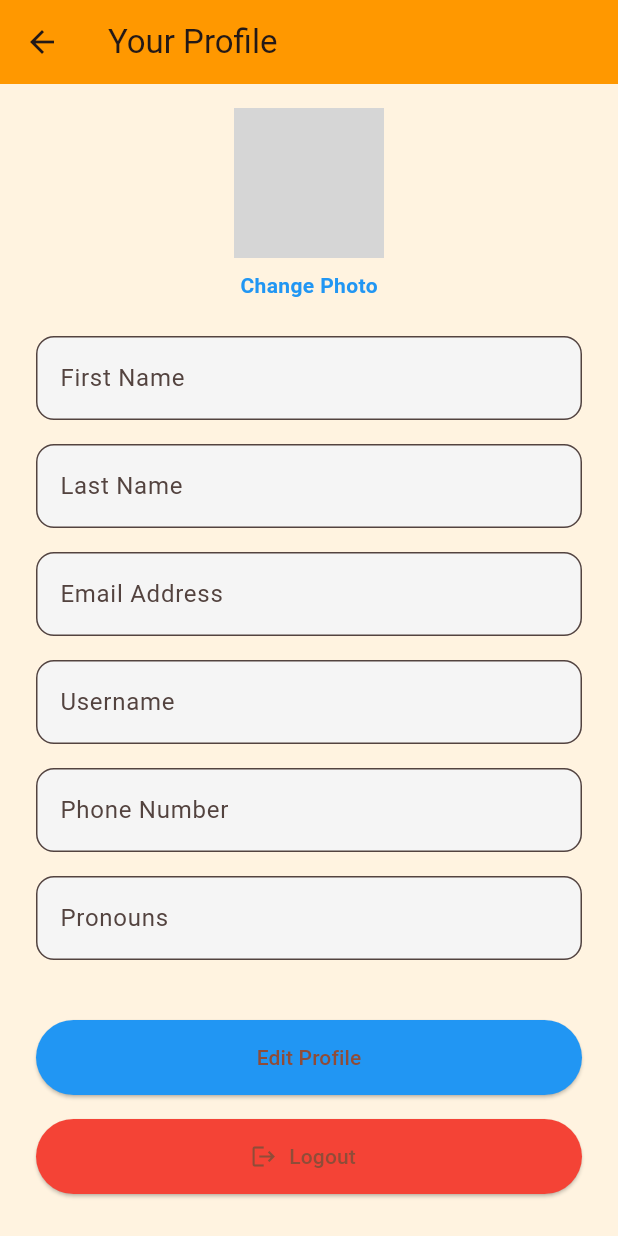
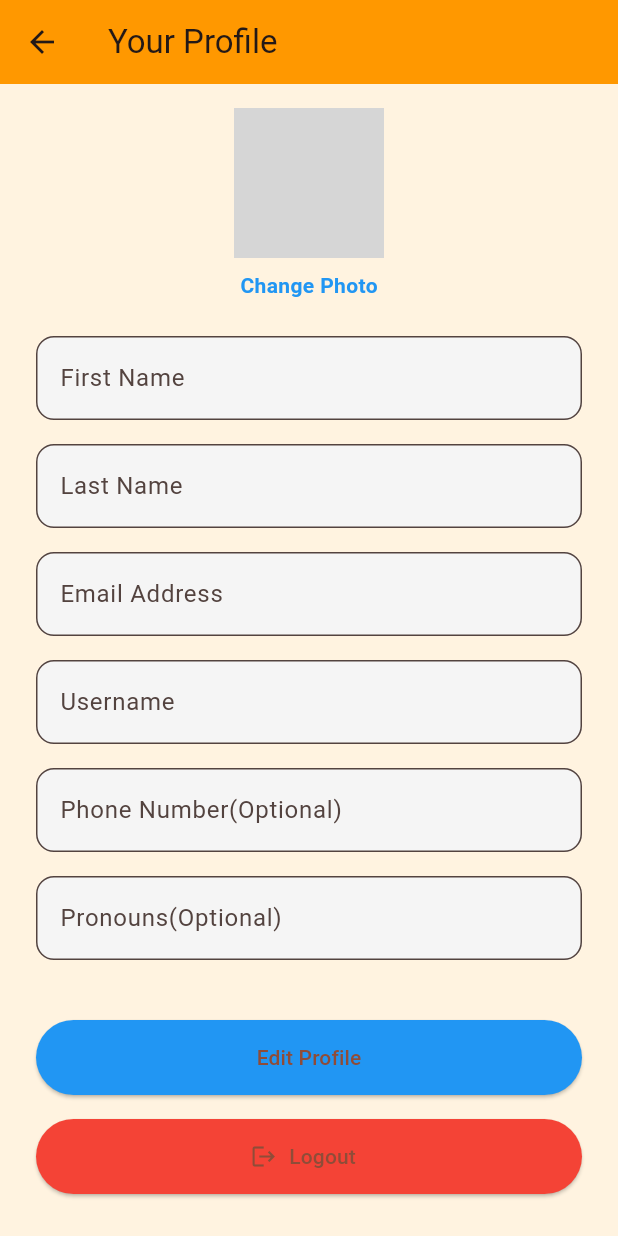
Before and after one commit to varsha698/PantryPalApp, a Flutter app: the ProfileScreen screen opened directly, on a phone screen of 412 x 824 dp. Run offline on Flutter 3.47's test engine with Material 3 defaults, Android fonts, the phone set to English and light mode, and no system bars; our stand-ins replace cloud_firestore, csv, firebase_auth, firebase_core, firebase_storage, image_picker; missing offline and left inert: firebase_app_check; accounts and stored records are empty; network calls fail; grey boxes are pictures that could not be loaded.

Commit message:
added optional entry

```diff
--- a/lib/screens/profile_screen.dart
+++ b/lib/screens/profile_screen.dart
@@ -178,8 +178,8 @@ class _ProfileScreenState extends State<ProfileScreen> {
             _buildTextField("Last Name", lastNameController, readOnly: !isEditing),
             _buildTextField("Email Address", emailController, readOnly: true),
             _buildTextField("Username", usernameController, readOnly: !isEditing),
-            _buildTextField("Phone Number", phoneController, readOnly: !isEditing),
-            _buildTextField("Pronouns", pronounsController, readOnly: !isEditing),
+            _buildTextField("Phone Number(Optional)", phoneController, readOnly: !isEditing),
+            _buildTextField("Pronouns(Optional)", pronounsController, readOnly: !isEditing),
 
             const SizedBox(height: 24),
             ElevatedButton(
```
